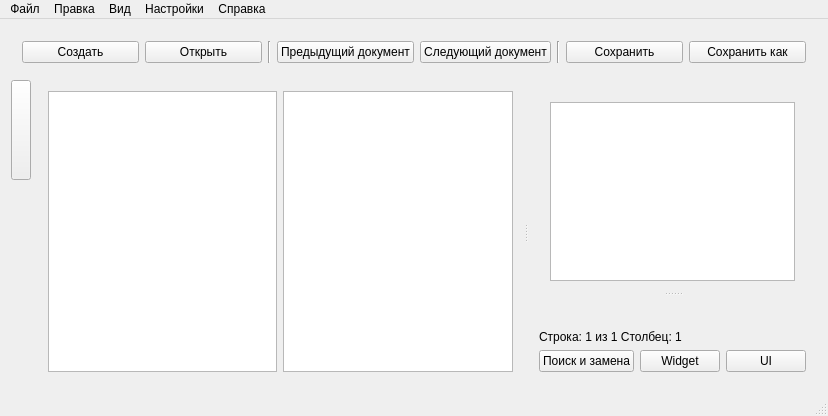
Before: the Qt Designer form septembereditor.ui in kissofblood/September, drawn with Qt 5.
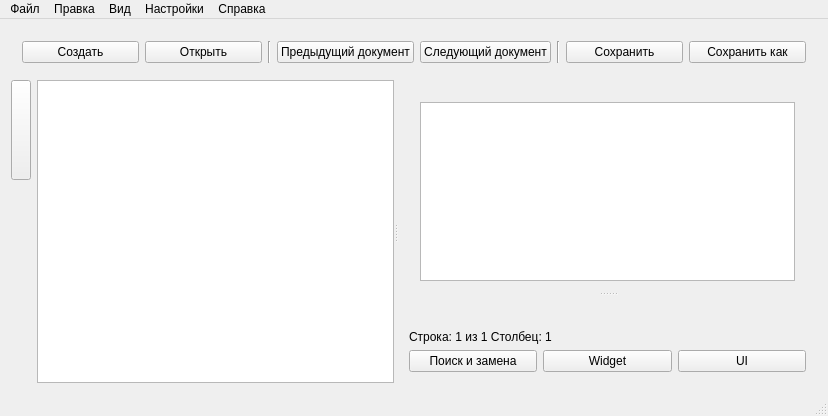
After: the same form once the commit is applied. Custom widgets are drawn as their Qt base class.

Commit message: Добавил в ListFileModel ToolTipRole

The edit to the form file:
```diff
--- a/septembereditor.ui
+++ b/septembereditor.ui
@@ -156,23 +156,7 @@
       <property name="orientation">
        <enum>Qt::Horizontal</enum>
       </property>
-      <widget class="QWidget" name="layoutWidget">
-       <layout class="QHBoxLayout" name="horizontalLayout_4">
-        <item>
-         <widget class="ListFileView" name="fileListView">
-          <property name="minimumSize">
-           <size>
-            <width>0</width>
-            <height>0</height>
-           </size>
-          </property>
-         </widget>
-        </item>
-        <item>
-         <widget class="TreeFileView" name="fileTreeView"/>
-        </item>
-       </layout>
-      </widget>
+      <widget class="ListFileView" name="fileListView"/>
       <widget class="QWidget" name="layoutWidget">
        <layout class="QVBoxLayout" name="verticalLayout_2">
         <item>
@@ -546,11 +530,6 @@
    <extends>QListView</extends>
    <header>assistant/fileView/listfileview.h</header>
   </customwidget>
-  <customwidget>
-   <class>TreeFileView</class>
-   <extends>QTreeView</extends>
-   <header>assistant/fileView/treefileview.h</header>
-  </customwidget>
  </customwidgets>
  <resources/>
  <connections/>
```
The commit also changes 12 other files.
